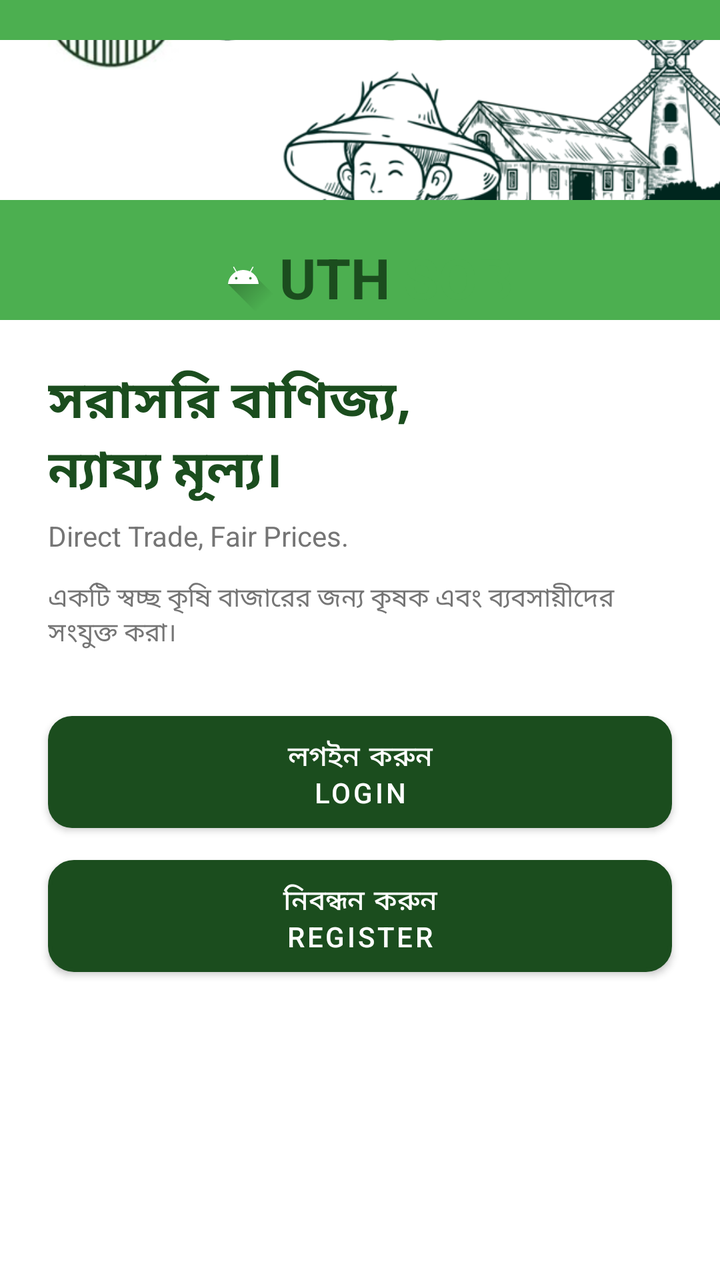
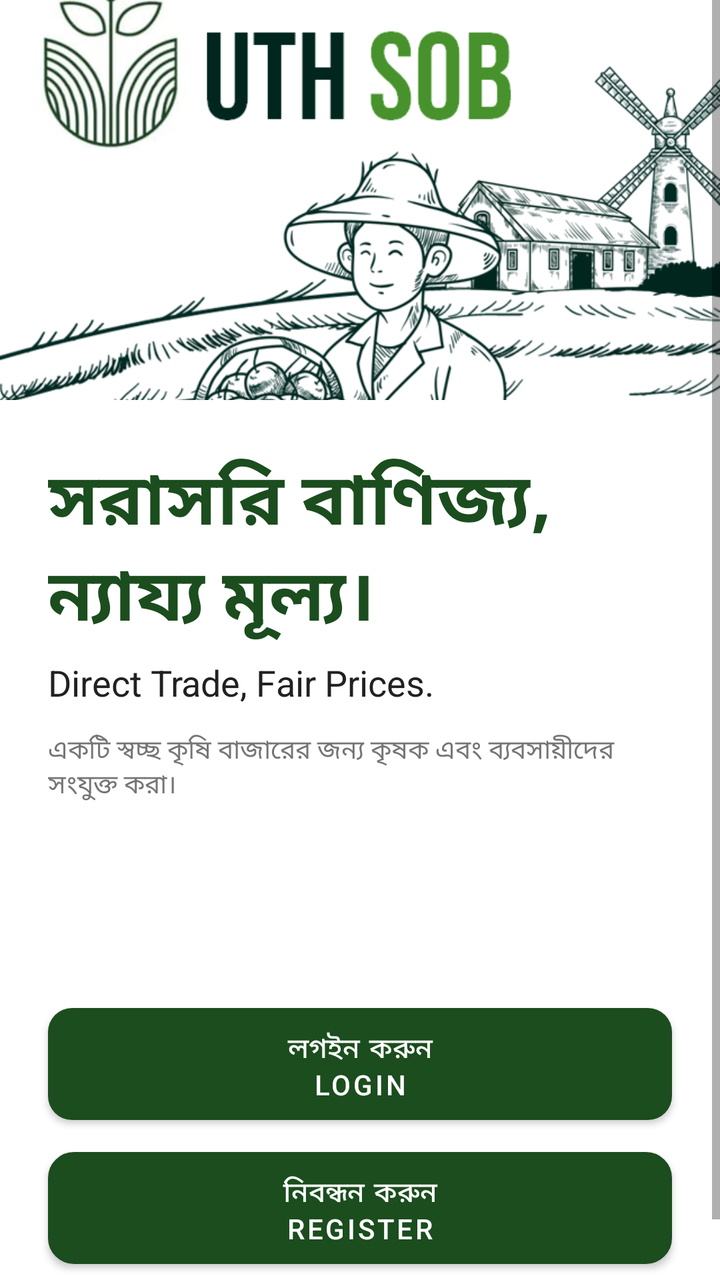

Compare the two renders of this Android layout. The source of the first and the diff that turns it into the second are given below.
<!-- AndroidManifest.xml: application theme Theme.Uthsob3O -->
<!-- res/layout/activity_login_register.xml -->
<?xml version="1.0" encoding="utf-8"?>
<ScrollView
    xmlns:android="http://schemas.android.com/apk/res/android"
    xmlns:app="http://schemas.android.com/apk/res-auto"
    android:layout_width="match_parent"
    android:layout_height="match_parent"
    android:background="@color/white">

    <androidx.constraintlayout.widget.ConstraintLayout
        android:layout_width="match_parent"
        android:layout_height="wrap_content">

        
        <View
            android:id="@+id/top_bg"
            android:layout_width="match_parent"
            android:layout_height="160dp"
            android:background="@color/bright_green"
            app:layout_constraintTop_toTopOf="parent"/>

        
        <ImageView
            android:id="@+id/cloud_img" android:layout_width="360dp"
            android:layout_height="80dp"
            android:src="@drawable/splash_bg"
            android:scaleType="centerCrop"
            android:contentDescription="cloud"
            android:layout_marginTop="20dp"
            app:layout_constraintTop_toTopOf="parent"
            app:layout_constraintStart_toStartOf="parent"
            app:layout_constraintEnd_toEndOf="parent"/>

        
        <LinearLayout
            android:id="@+id/logo_row"
            android:layout_width="wrap_content"
            android:layout_height="wrap_content"
            android:orientation="horizontal"
            android:gravity="center_vertical"
            android:layout_marginTop="120dp"
            app:layout_constraintTop_toTopOf="parent"
            app:layout_constraintStart_toStartOf="parent"
            app:layout_constraintEnd_toEndOf="parent">

            <ImageView
                android:layout_width="36dp"
                android:layout_height="36dp"
                android:src="@drawable/ic_launcher_foreground"
                android:contentDescription="logo"/>

            <TextView
                android:layout_width="wrap_content"
                android:layout_height="wrap_content"
                android:text="UTH "
                android:textColor="@color/dark_green"
                android:textSize="28sp"
                android:textStyle="bold"/>

            <TextView
                android:layout_width="wrap_content"
                android:layout_height="wrap_content"
                android:text="SOB"
                android:textColor="@color/bright_green"
                android:textSize="28sp"
                android:textStyle="bold"/>
        </LinearLayout>

        
        <TextView
            android:id="@+id/headline_bn"
            android:layout_width="match_parent"
            android:layout_height="wrap_content"
            android:text="সরাসরি বাণিজ্য,\nন্যায্য মূল্য।"
            android:textColor="@color/dark_green"
            android:textSize="26sp"
            android:textStyle="bold"
            android:paddingStart="24dp"
            android:paddingEnd="24dp"
            android:layout_marginTop="24dp"
            app:layout_constraintTop_toBottomOf="@id/logo_row"
            app:layout_constraintStart_toStartOf="parent"/>

        
        <TextView
            android:id="@+id/headline_en"
            android:layout_width="match_parent"
            android:layout_height="wrap_content"
            android:text="Direct Trade, Fair Prices."
            android:textColor="@color/gray"
            android:textSize="14sp"
            android:paddingStart="24dp"
            android:paddingEnd="24dp"
            android:layout_marginTop="4dp"
            app:layout_constraintTop_toBottomOf="@id/headline_bn"
            app:layout_constraintStart_toStartOf="parent"/>

        
        <TextView
            android:id="@+id/description"
            android:layout_width="match_parent"
            android:layout_height="wrap_content"
            android:text="একটি স্বচ্ছ কৃষি বাজারের জন্য কৃষক এবং ব্যবসায়ীদের সংযুক্ত করা।"
            android:textColor="@color/gray"
            android:textSize="13sp"
            android:paddingStart="24dp"
            android:paddingEnd="24dp"
            android:layout_marginTop="12dp"
            app:layout_constraintTop_toBottomOf="@id/headline_en"
            app:layout_constraintStart_toStartOf="parent"/>

        
        <Button
            android:id="@+id/btn_login"
            android:layout_width="0dp"
            android:layout_height="56dp"
            android:text="লগইন করুন\nLOGIN"
            android:textColor="@color/white"
            android:textSize="14sp"
            android:background="@drawable/btn_green_solid"
            android:layout_marginStart="24dp"
            android:layout_marginEnd="24dp"
            android:layout_marginTop="32dp"
            app:layout_constraintTop_toBottomOf="@id/description"
            app:layout_constraintStart_toStartOf="parent"
            app:layout_constraintEnd_toEndOf="parent"/>

        
        <Button
            android:id="@+id/btn_register"
            android:layout_width="0dp"
            android:layout_height="56dp"
            android:text="নিবন্ধন করুন\nREGISTER"
            android:textColor="@color/white"
            android:textSize="14sp"
            android:background="@drawable/btn_green_outline"
            android:layout_marginStart="24dp"
            android:layout_marginEnd="24dp"
            android:layout_marginTop="16dp"
            android:layout_marginBottom="40dp"
            app:layout_constraintTop_toBottomOf="@id/btn_login"
            app:layout_constraintStart_toStartOf="parent"
            app:layout_constraintEnd_toEndOf="parent"
            app:layout_constraintBottom_toBottomOf="parent"/>

    </androidx.constraintlayout.widget.ConstraintLayout>
</ScrollView>
<!-- resources referenced by this layout -->
<resources>
  <color name="bright_green">#4CAF50</color>
  <color name="dark_green">#1B4D1E</color>
  <color name="gray">#757575</color>
  <color name="white">#FFFFFF</color>
  <!-- drawable btn_green_outline (drawable) -->
  <?xml version="1.0" encoding="utf-8"?>
  <shape xmlns:android="http://schemas.android.com/apk/res/android"
      android:shape="rectangle">
      <solid android:color="#FFFFFF"/>
      <stroke android:width="2dp" android:color="#1B4D1E"/>
      <corners android:radius="12dp"/>
  </shape>
  <!-- drawable btn_green_solid (drawable) -->
  <?xml version="1.0" encoding="utf-8"?>
  <shape xmlns:android="http://schemas.android.com/apk/res/android"
      android:shape="rectangle">
      <solid android:color="#1B4D1E"/>
      <corners android:radius="12dp"/>
  </shape>
  <!-- drawable ic_launcher_foreground (drawable) -->
  <vector xmlns:android="http://schemas.android.com/apk/res/android"
      xmlns:aapt="http://schemas.android.com/aapt"
      android:width="108dp"
      android:height="108dp"
      android:viewportWidth="108"
      android:viewportHeight="108">
      <path android:pathData="M31,63.928c0,0 6.4,-11 12.1,-13.1c7.2,-2.6 26,-1.4 26,-1.4l38.1,38.1L107,108.928l-32,-1L31,63.928z">
          <aapt:attr name="android:fillColor">
              <gradient
                  android:endX="85.84757"
                  android:endY="92.4963"
                  android:startX="42.9492"
                  android:startY="49.59793"
                  android:type="linear">
                  <item
                      android:color="#44000000"
                      android:offset="0.0" />
                  <item
                      android:color="#00000000"
                      android:offset="1.0" />
              </gradient>
          </aapt:attr>
      </path>
      <path
          android:fillColor="#FFFFFF"
          android:fillType="nonZero"
          android:pathData="M65.3,45.828l3.8,-6.6c0.2,-0.4 0.1,-0.9 -0.3,-1.1c-0.4,-0.2 -0.9,-0.1 -1.1,0.3l-3.9,6.7c-6.3,-2.8 -13.4,-2.8 -19.7,0l-3.9,-6.7c-0.2,-0.4 -0.7,-0.5 -1.1,-0.3C38.8,38.328 38.7,38.828 38.9,39.228l3.8,6.6C36.2,49.428 31.7,56.028 31,63.928h46C76.3,56.028 71.8,49.428 65.3,45.828zM43.4,57.328c-0.8,0 -1.5,-0.5 -1.8,-1.2c-0.3,-0.7 -0.1,-1.5 0.4,-2.1c0.5,-0.5 1.4,-0.7 2.1,-0.4c0.7,0.3 1.2,1 1.2,1.8C45.3,56.528 44.5,57.328 43.4,57.328L43.4,57.328zM64.6,57.328c-0.8,0 -1.5,-0.5 -1.8,-1.2s-0.1,-1.5 0.4,-2.1c0.5,-0.5 1.4,-0.7 2.1,-0.4c0.7,0.3 1.2,1 1.2,1.8C66.5,56.528 65.6,57.328 64.6,57.328L64.6,57.328z"
          android:strokeWidth="1"
          android:strokeColor="#00000000" />
  </vector>
  <!-- drawable splash_bg: png bitmap (drawable, 371295 bytes) -->
  <style name="Theme.Uthsob3O" parent="Theme.MaterialComponents.Light.NoActionBar">
          <item name="colorPrimary">@color/dark_green</item>
          <item name="colorPrimaryVariant">@color/bright_green</item>
          <item name="colorOnPrimary">@color/white</item>
          <item name="colorSecondary">@color/bright_green</item>
          <item name="android:windowBackground">@color/white</item>
          <item name="android:statusBarColor">@color/dark_green</item>
      </style>
</resources>

<!-- the commit's change to res/layout/activity_login_register.xml (unified diff, before → after) -->
@@ -10,22 +10,22 @@
         android:layout_width="match_parent"
         android:layout_height="wrap_content">
 
-        
-        <View
-            android:id="@+id/top_bg"
-            android:layout_width="match_parent"
-            android:layout_height="160dp"
-            android:background="@color/bright_green"
-            app:layout_constraintTop_toTopOf="parent"/>
+
+
+
+
+
+
+
 
         
         <ImageView
             android:id="@+id/cloud_img" android:layout_width="360dp"
-            android:layout_height="80dp"
+            android:layout_height="200dp"
             android:src="@drawable/splash_bg"
             android:scaleType="centerCrop"
             android:contentDescription="cloud"
-            android:layout_marginTop="20dp"
+            android:layout_marginTop="0dp"
             app:layout_constraintTop_toTopOf="parent"
             app:layout_constraintStart_toStartOf="parent"
             app:layout_constraintEnd_toEndOf="parent"/>
@@ -42,27 +42,27 @@
             app:layout_constraintStart_toStartOf="parent"
             app:layout_constraintEnd_toEndOf="parent">
 
-            <ImageView
-                android:layout_width="36dp"
-                android:layout_height="36dp"
-                android:src="@drawable/ic_launcher_foreground"
-                android:contentDescription="logo"/>
 
-            <TextView
-                android:layout_width="wrap_content"
-                android:layout_height="wrap_content"
-                android:text="UTH "
-                android:textColor="@color/dark_green"
-                android:textSize="28sp"
-                android:textStyle="bold"/>
 
-            <TextView
-                android:layout_width="wrap_content"
-                android:layout_height="wrap_content"
-                android:text="SOB"
-                android:textColor="@color/bright_green"
-                android:textSize="28sp"
-                android:textStyle="bold"/>
+
+
+
+
+
+
+
+
+
+
+
+
+
+
+
+
+
+
+
         </LinearLayout>
 
         
@@ -70,15 +70,15 @@
             android:id="@+id/headline_bn"
             android:layout_width="match_parent"
             android:layout_height="wrap_content"
+            android:layout_marginTop="104dp"
+            android:paddingStart="24dp"
+            android:paddingEnd="24dp"
             android:text="সরাসরি বাণিজ্য,\nন্যায্য মূল্য।"
             android:textColor="@color/dark_green"
-            android:textSize="26sp"
+            android:textSize="36sp"
             android:textStyle="bold"
-            android:paddingStart="24dp"
-            android:paddingEnd="24dp"
-            android:layout_marginTop="24dp"
-            app:layout_constraintTop_toBottomOf="@id/logo_row"
-            app:layout_constraintStart_toStartOf="parent"/>
+            app:layout_constraintStart_toStartOf="parent"
+            app:layout_constraintTop_toBottomOf="@id/logo_row" />
 
         
         <TextView
@@ -86,8 +86,8 @@
             android:layout_width="match_parent"
             android:layout_height="wrap_content"
             android:text="Direct Trade, Fair Prices."
-            android:textColor="@color/gray"
-            android:textSize="14sp"
+            android:textColor="@color/black"
+            android:textSize="18sp"
             android:paddingStart="24dp"
             android:paddingEnd="24dp"
             android:layout_marginTop="4dp"
@@ -119,7 +119,7 @@
             android:background="@drawable/btn_green_solid"
             android:layout_marginStart="24dp"
             android:layout_marginEnd="24dp"
-            android:layout_marginTop="32dp"
+            android:layout_marginTop="102dp"
             app:layout_constraintTop_toBottomOf="@id/description"
             app:layout_constraintStart_toStartOf="parent"
             app:layout_constraintEnd_toEndOf="parent"/>
<!-- resource entries referenced after the edit -->
@@ -1,5 +1,6 @@
 <!-- resources referenced by this layout -->
 <resources>
+  <color name="black">#212121</color>
   <color name="bright_green">#4CAF50</color>
   <color name="dark_green">#1B4D1E</color>
   <color name="gray">#757575</color>
@@ -19,37 +20,6 @@
       <solid android:color="#1B4D1E"/>
       <corners android:radius="12dp"/>
   </shape>
-  <!-- drawable ic_launcher_foreground (drawable) -->
-  <vector xmlns:android="http://schemas.android.com/apk/res/android"
-      xmlns:aapt="http://schemas.android.com/aapt"
-      android:width="108dp"
-      android:height="108dp"
-      android:viewportWidth="108"
-      android:viewportHeight="108">
-      <path android:pathData="M31,63.928c0,0 6.4,-11 12.1,-13.1c7.2,-2.6 26,-1.4 26,-1.4l38.1,38.1L107,108.928l-32,-1L31,63.928z">
-          <aapt:attr name="android:fillColor">
-              <gradient
-                  android:endX="85.84757"
-                  android:endY="92.4963"
-                  android:startX="42.9492"
-                  android:startY="49.59793"
-                  android:type="linear">
-                  <item
-                      android:color="#44000000"
-                      android:offset="0.0" />
-                  <item
-                      android:color="#00000000"
-                      android:offset="1.0" />
-              </gradient>
-          </aapt:attr>
-      </path>
-      <path
-          android:fillColor="#FFFFFF"
-          android:fillType="nonZero"
-          android:pathData="M65.3,45.828l3.8,-6.6c0.2,-0.4 0.1,-0.9 -0.3,-1.1c-0.4,-0.2 -0.9,-0.1 -1.1,0.3l-3.9,6.7c-6.3,-2.8 -13.4,-2.8 -19.7,0l-3.9,-6.7c-0.2,-0.4 -0.7,-0.5 -1.1,-0.3C38.8,38.328 38.7,38.828 38.9,39.228l3.8,6.6C36.2,49.428 31.7,56.028 31,63.928h46C76.3,56.028 71.8,49.428 65.3,45.828zM43.4,57.328c-0.8,0 -1.5,-0.5 -1.8,-1.2c-0.3,-0.7 -0.1,-1.5 0.4,-2.1c0.5,-0.5 1.4,-0.7 2.1,-0.4c0.7,0.3 1.2,1 1.2,1.8C45.3,56.528 44.5,57.328 43.4,57.328L43.4,57.328zM64.6,57.328c-0.8,0 -1.5,-0.5 -1.8,-1.2s-0.1,-1.5 0.4,-2.1c0.5,-0.5 1.4,-0.7 2.1,-0.4c0.7,0.3 1.2,1 1.2,1.8C66.5,56.528 65.6,57.328 64.6,57.328L64.6,57.328z"
-          android:strokeWidth="1"
-          android:strokeColor="#00000000" />
-  </vector>
   <!-- drawable splash_bg: png bitmap (drawable, 371295 bytes) -->
   <style name="Theme.Uthsob3O" parent="Theme.MaterialComponents.Light.NoActionBar">
           <item name="colorPrimary">@color/dark_green</item>
